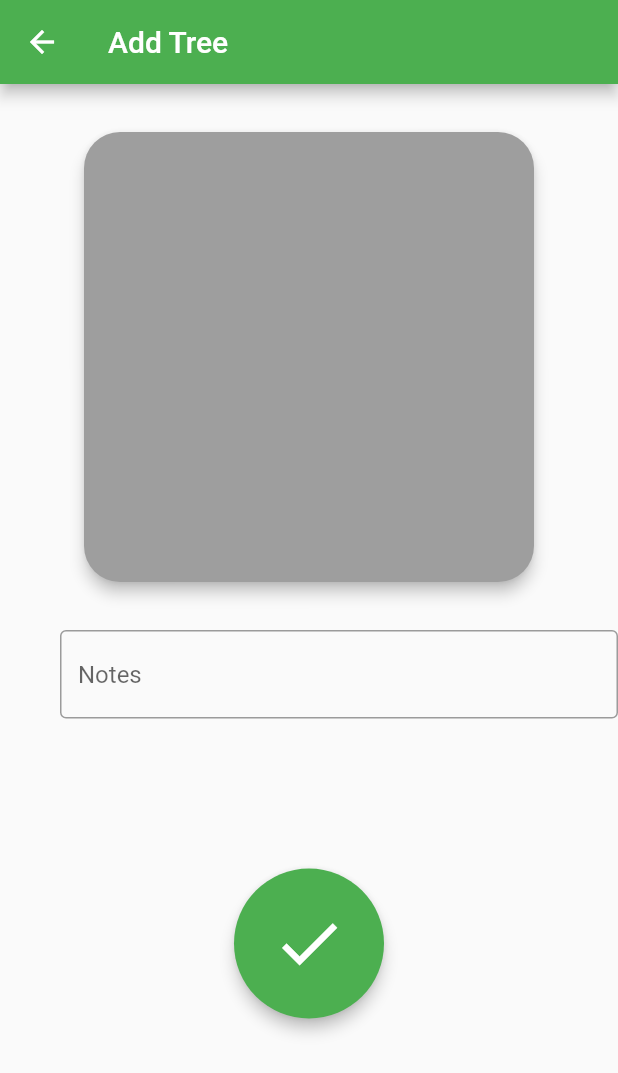
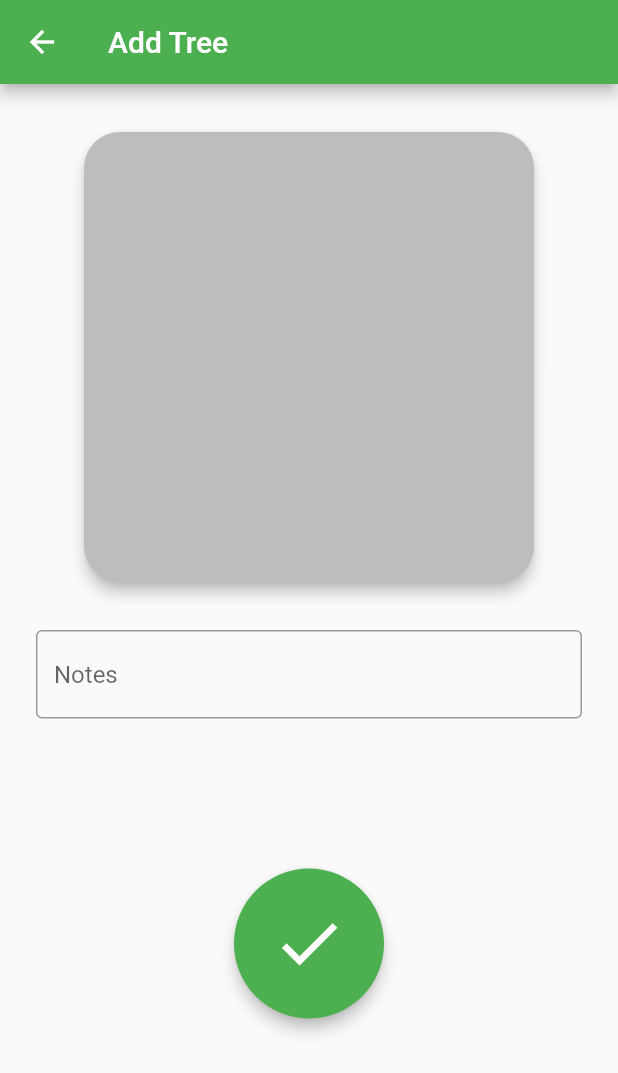
Before and after one commit to Elforama/Flutter-Prototyper, a Flutter app: the HomeScreen screen opened directly, after a tap on the "transfer within a station" icon, on a phone screen of 412 x 824 dp. Shown: the top 1073 px of the screen. Run offline on Flutter 3.47's test engine with Material 2 defaults, Android fonts, the light colour scheme and no system bars.

Commit message:
Color cleanup

```diff
--- a/lib/AddTreeScreen.dart
+++ b/lib/AddTreeScreen.dart
@@ -22,8 +22,11 @@ class AddTreeScreen extends StatelessWidget {
             child: TreePicture()
           ),
           SizedBox(height: 32,),
-          EditText(
-            hint: "Notes",
+          Padding(
+            padding: const EdgeInsets.symmetric(horizontal: 24.0),
+            child: EditText(
+              hint: "Notes",
+            ),
           ),
           SizedBox(height: 100,),
           ActionButton(
--- a/lib/CameraScreen.dart
+++ b/lib/CameraScreen.dart
@@ -11,6 +11,9 @@ class CameraScreen extends StatelessWidget {
     return Scaffold(
       body: Stack(
         children: <Widget>[
+          Container(
+            color: Colors.grey[400],
+          ),
           Align(
             alignment: AlignmentDirectional.bottomCenter,
             child: Container(
--- a/lib/EditText.dart
+++ b/lib/EditText.dart
@@ -6,7 +6,7 @@ import 'package:flutter/material.dart';
 class EditText extends StatelessWidget {
 
   final String hint;
-  final IconData icon;
+  final Icon icon;
 
   EditText({this.hint, this.icon});
 
@@ -16,7 +16,7 @@ class EditText extends StatelessWidget {
       decoration: InputDecoration(
           hintText: hint,
           border: OutlineInputBorder(),
-          icon: Icon(icon)
+          icon: icon
       ),
     );
   }
--- a/lib/ProfilePicture.dart
+++ b/lib/ProfilePicture.dart
@@ -12,7 +12,7 @@ class ProfilePicture extends StatelessWidget {
         width: 180.0,
         height: 180.0,
         child: RawMaterialButton(
-          fillColor: Colors.grey,
+          fillColor: Colors.grey[400],
           shape: CircleBorder(),
           elevation: 4.0,
           onPressed: () {
@@ -36,7 +36,7 @@ class TreePicture extends StatelessWidget {
         width: 300.0,
         height: 300.0,
         child: RawMaterialButton(
-          fillColor: Colors.grey,
+          fillColor: Colors.grey[400],
           shape: RoundedRectangleBorder(borderRadius: BorderRadius.circular(24)),
           elevation: 4.0,
           onPressed: () {
--- a/lib/SignupScreen.dart
+++ b/lib/SignupScreen.dart
@@ -29,7 +29,7 @@ class SignupScreen extends StatelessWidget {
                   padding: const EdgeInsets.symmetric(horizontal: 24),
                   child: EditText(
                       hint: "First Name",
-                      icon: Icons.text_format
+                      icon: Icon(Icons.text_format)
                   ),
                 ),
                 SizedBox(height: 8),
@@ -37,7 +37,7 @@ class SignupScreen extends StatelessWidget {
                   padding: const EdgeInsets.symmetric(horizontal: 24),
                   child: EditText(
                     hint: "Last Name",
-                    icon: Icons.text_format
+                    icon: Icon(Icons.text_format)
                   ),
                 ),
                 SizedBox(height: 8),
@@ -45,7 +45,7 @@ class SignupScreen extends StatelessWidget {
                   padding: const EdgeInsets.symmetric(horizontal: 24),
                   child: EditText(
                       hint: "Organization",
-                      icon: Icons.text_format
+                      icon: Icon(Icons.text_format)
                   ),
                 ),
                 SizedBox(height: 16),
--- a/pubspec.yaml
+++ b/pubspec.yaml
@@ -23,7 +23,6 @@ dependencies:
   # The following adds the Cupertino Icons font to your application.
   # Use with the CupertinoIcons class for iOS style icons.
   cupertino_icons: ^0.1.2
-  camera: ^0.5.4
 
 dev_dependencies:
   flutter_test:
```
Also changed, not shown: pubspec.lock.
